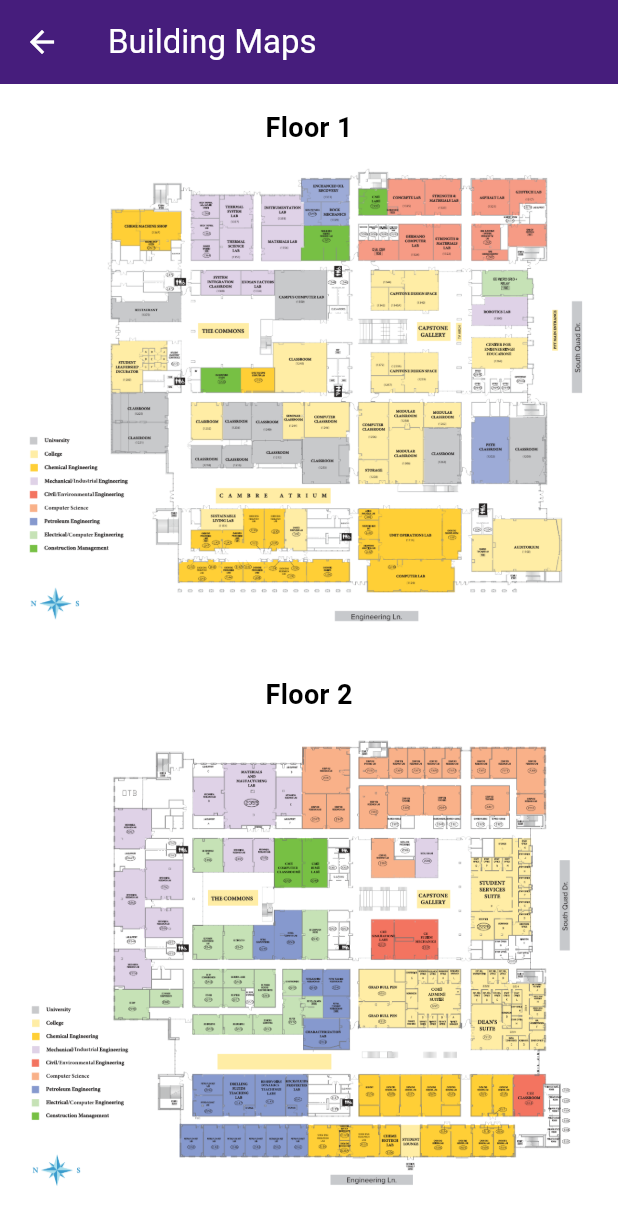
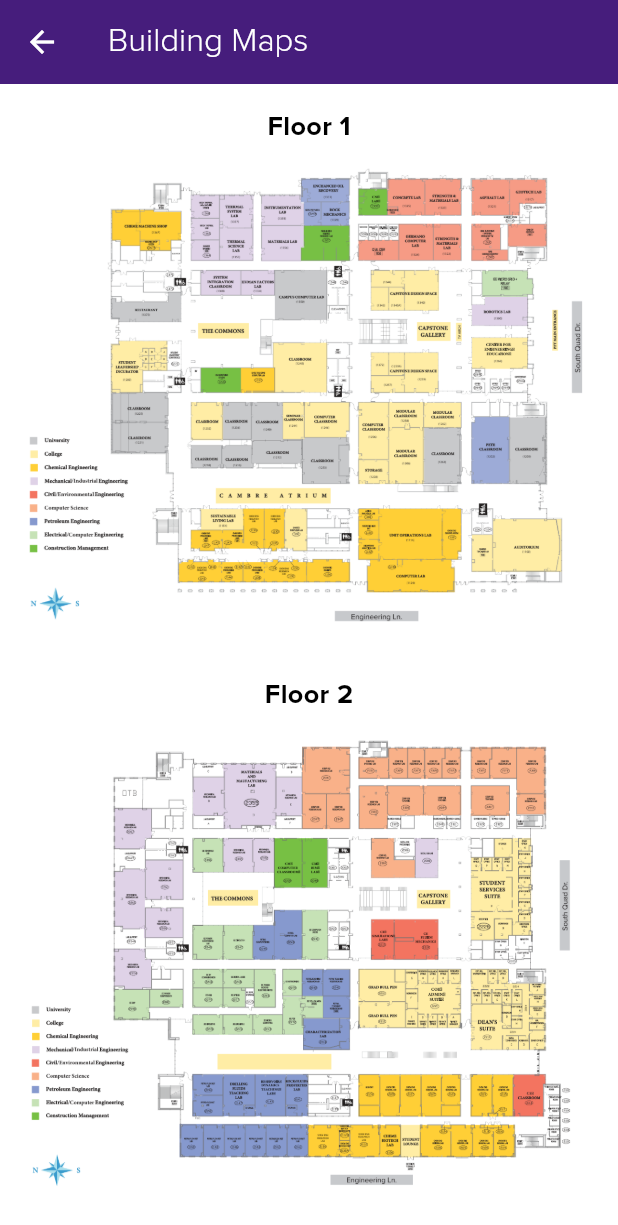
Before and after one commit to csc-4330/scavenger-hunt-4330, a Flutter app: the screen it shows after launch, item 3 of the bottom bar chosen, after a tap on "View Building Maps", on a phone screen of 412 x 824 dp. Shown: the top 1225 px of the screen. Run offline on Flutter 3.47's test engine with Material 3 defaults, Android fonts, the phone set to English and light mode, and no system bars.

Commit message:
Changed Font

```diff
--- /dev/null
+++ b/scavenger_hunt_4330/assets/COPYRIGHT.txt
@@ -0,0 +1 @@
+Copyright (c) Mark Simonson, 2005. All rights reserved.
--- a/scavenger_hunt_4330/lib/help_tab.dart
+++ b/scavenger_hunt_4330/lib/help_tab.dart
@@ -8,14 +8,22 @@ class HelpTab extends StatelessWidget {
   @override
   Widget build(BuildContext context) {
     return Scaffold(
-      appBar: AppBar(title: const Text("Help")),
+      appBar: AppBar(
+        title: const Text(
+          "Help",
+          style: TextStyle(fontFamily: 'ProximaNova'),
+        ),
+      ),
       body: Padding(
         padding: const EdgeInsets.all(16.0),
         child: ListView(
           children: [
             ElevatedButton.icon(
               icon: const Icon(Icons.map),
-              label: const Text("View Building Maps"),
+              label: const Text(
+                "View Building Maps",
+                style: TextStyle(fontFamily: 'ProximaNova'),
+              ),
               onPressed: () {
                 Navigator.push(
                   context,
@@ -27,6 +35,7 @@ class HelpTab extends StatelessWidget {
             const Text(
               "How to Play",
               style: TextStyle(
+                fontFamily: 'ProximaNova',
                 fontSize: 20,
                 fontWeight: FontWeight.bold,
                 color: LSUColors.purple,
@@ -38,7 +47,10 @@ class HelpTab extends StatelessWidget {
               "2. Go to the location in the picture.\n"
               "3. Enter your answer.\n"
               "4. Correct answers unlock the next question and reveal more info.",
-              style: TextStyle(fontSize: 16),
+              style: TextStyle(
+                fontFamily: 'ProximaNova',
+                fontSize: 16,
+              ),
             ),
           ],
         ),
--- a/scavenger_hunt_4330/lib/hint_text_page.dart
+++ b/scavenger_hunt_4330/lib/hint_text_page.dart
@@ -51,6 +51,7 @@ class HintTextPage extends StatelessWidget {
                         Text(
                           hintTextMessage,
                           style: const TextStyle(
+                            fontFamily: 'ProximaNova',
                             fontSize: 16,
                             fontWeight: FontWeight.w500,
                             color: Colors.black87,
@@ -71,6 +72,7 @@ class HintTextPage extends StatelessWidget {
                           child: const Text(
                             "Continue",
                             style: TextStyle(
+                              fontFamily: 'ProximaNova',
                               fontSize: 18,
                               fontWeight: FontWeight.bold,
                               color: LSUColors.white,
--- a/scavenger_hunt_4330/lib/home_tab.dart
+++ b/scavenger_hunt_4330/lib/home_tab.dart
@@ -8,7 +8,12 @@ class HomeTab extends StatelessWidget {
   @override
   Widget build(BuildContext context) {
     return Scaffold(
-      appBar: AppBar(title: const Text('Welcome')),
+      appBar: AppBar(
+        title: const Text(
+          'Welcome',
+          style: TextStyle(fontFamily: 'ProximaNova'),
+        ),
+      ),
       body: Stack(
         children: [
           Positioned.fill(
@@ -30,13 +35,20 @@ class HomeTab extends StatelessWidget {
                 children: [
                   const Text(
                     'Welcome to the PFT Scavenger Hunt!',
-                    style: TextStyle(fontSize: 28, fontWeight: FontWeight.bold),
+                    style: TextStyle(
+                      fontFamily: 'ProximaNova',
+                      fontSize: 28,
+                      fontWeight: FontWeight.bold,
+                    ),
                     textAlign: TextAlign.center,
                   ),
                   const SizedBox(height: 20),
                   const Text(
                     'Find the location of each of the pictures and enter the code to advance!',
-                    style: TextStyle(fontSize: 18),
+                    style: TextStyle(
+                      fontFamily: 'ProximaNova',
+                      fontSize: 18,
+                    ),
                     textAlign: TextAlign.center,
                   ),
                   const SizedBox(height: 40),
@@ -48,7 +60,11 @@ class HomeTab extends StatelessWidget {
                     ),
                     child: const Text(
                       'Start Scavenger Hunt',
-                      style: TextStyle(fontSize: 20, fontWeight: FontWeight.bold),
+                      style: TextStyle(
+                        fontFamily: 'ProximaNova',
+                        fontSize: 20,
+                        fontWeight: FontWeight.bold,
+                      ),
                     ),
                   ),
                 ],
--- a/scavenger_hunt_4330/lib/main.dart
+++ b/scavenger_hunt_4330/lib/main.dart
@@ -24,7 +24,6 @@ class _ScavengerHuntAppState extends State<ScavengerHuntApp> {
     setState(() {
       _currentTabIndex = index;
       if (_currentTabIndex == 1 && currentQuestionIndex == null) {
-        // Only reset to list view if we’re not actively viewing a question
         currentQuestionIndex = null;
       }
     });
@@ -66,6 +65,7 @@ class _ScavengerHuntAppState extends State<ScavengerHuntApp> {
       title: 'PFT Scavenger Hunt',
       debugShowCheckedModeBanner: false,
       theme: ThemeData(
+        fontFamily: 'ProximaNova',
         useMaterial3: true,
         scaffoldBackgroundColor: LSUColors.white,
         colorScheme: const ColorScheme(
--- a/scavenger_hunt_4330/lib/map_gallery.dart
+++ b/scavenger_hunt_4330/lib/map_gallery.dart
@@ -12,7 +12,12 @@ class MapGallery extends StatelessWidget {
     ];
 
     return Scaffold(
-      appBar: AppBar(title: const Text("Building Maps")),
+      appBar: AppBar(
+        title: const Text(
+          "Building Maps",
+          style: TextStyle(fontFamily: 'ProximaNova'),
+        ),
+      ),
       body: ListView.builder(
         itemCount: mapImages.length,
         itemBuilder: (context, index) {
@@ -20,11 +25,14 @@ class MapGallery extends StatelessWidget {
             padding: const EdgeInsets.all(16.0),
             child: Column(
               children: [
-                Text("Floor ${index + 1}",
-                    style: const TextStyle(
-                      fontSize: 18,
-                      fontWeight: FontWeight.bold,
-                    )),
+                Text(
+                  "Floor ${index + 1}",
+                  style: const TextStyle(
+                    fontFamily: 'ProximaNova',
+                    fontSize: 18,
+                    fontWeight: FontWeight.bold,
+                  ),
+                ),
                 const SizedBox(height: 10),
                 Image.asset(mapImages[index]),
               ],
--- a/scavenger_hunt_4330/lib/questions_tab.dart
+++ b/scavenger_hunt_4330/lib/questions_tab.dart
@@ -91,7 +91,10 @@ class QuestionsTab extends StatelessWidget {
                     );
                   }
                 },
-                child: const Text("Next Question"),
+                child: const Text(
+                  "Next Question",
+                  style: TextStyle(fontFamily: 'ProximaNova'),
+                ),
               ),
             ),
           ),
@@ -124,7 +127,12 @@ class QuestionsTab extends StatelessWidget {
     int nextUnanswered = answered.indexOf(false);
 
     return Scaffold(
-      appBar: AppBar(title: const Text("Questions")),
+      appBar: AppBar(
+        title: const Text(
+          "Questions",
+          style: TextStyle(fontFamily: 'ProximaNova'),
+        ),
+      ),
       body: Column(
         children: [
           Padding(
@@ -133,7 +141,10 @@ class QuestionsTab extends StatelessWidget {
               children: [
                 Text(
                   "$answeredCount of 10 questions answered",
-                  style: const TextStyle(fontWeight: FontWeight.bold),
+                  style: const TextStyle(
+                    fontFamily: 'ProximaNova',
+                    fontWeight: FontWeight.bold,
+                  ),
                 ),
                 const SizedBox(height: 4),
                 LinearProgressIndicator(
@@ -159,13 +170,17 @@ class QuestionsTab extends StatelessWidget {
                       ? LSUColors.white
                       : LSUColors.lightGray.withOpacity(0.3),
                   child: ListTile(
-                    title: Text("Question ${index + 1}"),
+                    title: Text(
+                      "Question ${index + 1}",
+                      style: const TextStyle(fontFamily: 'ProximaNova'),
+                    ),
                     subtitle: Text(
                       isAnswered
                           ? "Answered"
                           : isUnlocked
                               ? "Ready to solve"
                               : "Locked",
+                      style: const TextStyle(fontFamily: 'ProximaNova'),
                     ),
                     enabled: isUnlocked,
                     onTap: () => _handleTap(context, index),
```
Also changed, not shown: scavenger_hunt_4330/lib/home_page.dart (+6 -1 lines), scavenger_hunt_4330/lib/settings_page.dart (+27 -6 lines), scavenger_hunt_4330/pubspec.yaml (+8 -0 lines), scavenger_hunt_4330/assets/fonts/proximanova_black.otf (added), scavenger_hunt_4330/assets/fonts/proximanova_black.ttf (added), scavenger_hunt_4330/assets/fonts/proximanova_blackit.otf (added), scavenger_hunt_4330/assets/fonts/proximanova_bold.otf (added), scavenger_hunt_4330/assets/fonts/proximanova_boldit.otf (added), scavenger_hunt_4330/assets/fonts/proximanova_extrabold.otf (added), scavenger_hunt_4330/assets/fonts/proximanova_light.otf (added), scavenger_hunt_4330/assets/fonts/proximanova_regular.ttf (added), 1 other file.
